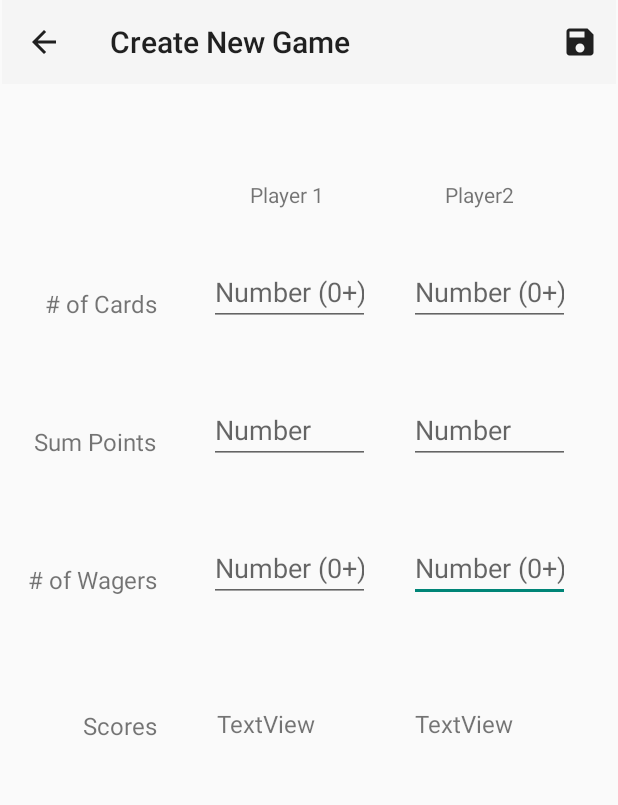
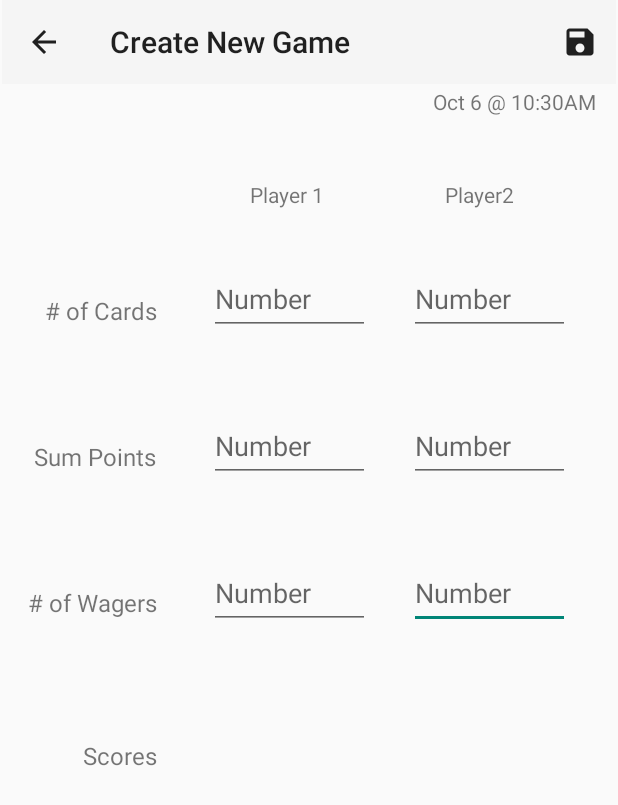
Before and after one commit to harjap60/CustomGameScoreCalculator, an Android app: the screen it shows after launch (CreateGame), after a tap on an icon or button, on a phone screen of 412 x 824 dp. Shown: the top 805 px of the screen. Run offline under Robolectric (Android 15) with nearby library versions, the phone set to English and light mode, and no system bars.

Commit message:
Completed all required features

```diff
--- a/app/src/main/java/ca/cmpt276/androidgamescoreapp/CreateGame.java
+++ b/app/src/main/java/ca/cmpt276/androidgamescoreapp/CreateGame.java
@@ -1,5 +1,6 @@
 package ca.cmpt276.androidgamescoreapp;
 
+import androidx.annotation.NonNull;
 import androidx.appcompat.app.ActionBar;
 import androidx.appcompat.app.AppCompatActivity;
 import androidx.appcompat.widget.Toolbar;
@@ -7,66 +8,218 @@ import androidx.appcompat.widget.Toolbar;
 import android.content.Context;
 import android.content.Intent;
 import android.os.Bundle;
+import android.text.Editable;
+import android.text.TextUtils;
 import android.view.Menu;
+import android.view.MenuItem;
 import android.view.View;
-import android.widget.Button;
 import android.widget.EditText;
+import android.widget.TextView;
+import android.widget.Toast;
+import android.text.TextWatcher;
+
+import java.time.LocalDate;
+import java.time.LocalTime;
+import java.time.LocalDateTime;
+import java.time.format.DateTimeFormatter;
+import java.time.format.TextStyle;
+import java.util.Locale;
 
 public class CreateGame extends AppCompatActivity {
     private GameManager mainManager;
-    int player1Cards, player1Points, player1Wagers, player1Score;
-    int player2Cards, player2Points, player2Wagers, player2Score;
-    EditText player1CardsInput, player1PointsInput, player1WagersInput;
-    EditText player2CardsInput, player2PointsInput, player2WagersInput;
-
-    Button saveButton;
+    int p1Cards, p1Points, p1Wagers, p1Score;
+    int p2Cards, p2Points, p2Wagers, p2Score;
+    EditText p1CardsInput, p1PointsInput, p1WagersInput;
+    EditText p2CardsInput, p2PointsInput, p2WagersInput;
+    TextView player1_score;
+    TextView player2_score;
 
     @Override
     protected void onCreate(Bundle savedInstanceState) {
         super.onCreate(savedInstanceState);
         setContentView(R.layout.activity_create_game);
+        mainManager = GameManager.getInstance();
+
         Toolbar toolbar2 = (Toolbar) findViewById(R.id.toolbar5);
         setSupportActionBar(toolbar2);
         ActionBar ab = getSupportActionBar();
         ab.setDisplayHomeAsUpEnabled(true);
         // Makes the actionbar back button return to the last activity on call stack instead of a new activity
-        toolbar2.setNavigationOnClickListener(new View.OnClickListener() {
-            @Override
-            public void onClick(View v) {
-                finish();
-            }
-        });
+        toolbar2.setNavigationOnClickListener(v -> finish());
 
 
-        mainManager = GameManager.getInstance();
-        player1CardsInput = (EditText) findViewById(R.id.player1_cards);
-        player1PointsInput = (EditText) findViewById(R.id.player1_points);
-        player1WagersInput = (EditText) findViewById(R.id.player1_wagers);
-
-        player2CardsInput = (EditText) findViewById(R.id.player2_cards);
-        player2PointsInput = (EditText) findViewById(R.id.player2_points);
-        player2WagersInput = (EditText) findViewById(R.id.player2_wagers);
-
-        saveButton = (Button) findViewById(R.id.save_game);
-        saveButton.setOnClickListener(new View.OnClickListener() {
-            @Override
-            public void onClick(View view) {
-
-            }
-        });
+        // Sets title if a game is being updated and sets time
+        int index = getIntent().getIntExtra("index", 0);
+        TextView dateTime = (TextView) findViewById(R.id.date_time);
+        String pattern = "hh:mma";
+        if(index >= 0){
+            setTitle("Edit Game");
+            Game c = mainManager.getGame(index);
+            dateTime.setText(c.getDate().getMonth().getDisplayName(TextStyle.SHORT, Locale.US) + " " +
+                    c.getDate().getDayOfMonth() + " @ " + c.getTime().format(DateTimeFormatter.ofPattern(pattern)));
+        }
+        else{
+            LocalTime time = LocalTime.now();
+            LocalDate date = LocalDate.now();
+            dateTime.setText(date.getMonth().getDisplayName(TextStyle.SHORT, Locale.US) + " " +
+                    date.getDayOfMonth() + " @ " + time.format(DateTimeFormatter.ofPattern(pattern)));
+        }
 
 
 
+        p1CardsInput = (EditText) findViewById(R.id.player1_cards);
+        p1PointsInput = (EditText) findViewById(R.id.player1_points);
+        p1WagersInput = (EditText) findViewById(R.id.player1_wagers);
+        player1_score = (TextView) findViewById(R.id.player1_score);
 
+        p2CardsInput = (EditText) findViewById(R.id.player2_cards);
+        p2PointsInput = (EditText) findViewById(R.id.player2_points);
+        p2WagersInput = (EditText) findViewById(R.id.player2_wagers);
+        player2_score = (TextView) findViewById(R.id.player2_score);
+
+        if(index >= 0){
+            Game editGame = mainManager.getGame(index);
+            p1CardsInput.setText("" + editGame.getPlayer_list().getFirst().getCards());
+            p1PointsInput.setText("" + editGame.getPlayer_list().getFirst().getCards_sum());
+            p1WagersInput.setText("" + editGame.getPlayer_list().getFirst().getWager_cards());
+            player1_score.setText("" + editGame.getPlayer_list().getFirst().getPoints());
+
+            p2CardsInput.setText("" + editGame.getPlayer_list().getLast().getCards());
+            p2PointsInput.setText("" + editGame.getPlayer_list().getLast().getCards_sum());
+            p2WagersInput.setText("" + editGame.getPlayer_list().getLast().getWager_cards());
+            player2_score.setText("" + editGame.getPlayer_list().getLast().getPoints());
+        }
+
+        p1CardsInput.addTextChangedListener(new GenericTextWatcher(p1CardsInput));
+        p1PointsInput.addTextChangedListener(new GenericTextWatcher(p1PointsInput));
+        p1WagersInput.addTextChangedListener(new GenericTextWatcher(p1WagersInput));
+
+        p2CardsInput.addTextChangedListener(new GenericTextWatcher(p2CardsInput));
+        p2PointsInput.addTextChangedListener(new GenericTextWatcher(p2PointsInput));
+        p2WagersInput.addTextChangedListener(new GenericTextWatcher(p2WagersInput));
     }
-
     @Override
     public boolean onCreateOptionsMenu(Menu menu) {
         getMenuInflater().inflate(R.menu.menu_create_game, menu);
         return true;
     }
 
-    public static Intent makeIntent(Context context){
-        return new Intent(context, CreateGame.class);
+    @Override
+    public boolean onOptionsItemSelected(@NonNull MenuItem item) {
+        switch(item.getItemId()) {
+            case R.id.save_game: {
+                if (!TextUtils.isEmpty(p1CardsInput.getText().toString().trim())) {
+                    p1Cards = Integer.valueOf(p1CardsInput.getText().toString());
+                } else {
+                    Toast.makeText(this, "Player 1 Cards is invalid.", Toast.LENGTH_SHORT).show();
+                    return true;
+                }
+                if (!TextUtils.isEmpty(p1PointsInput.getText().toString().trim())) {
+                    p1Points = Integer.valueOf(p1PointsInput.getText().toString());
+                } else {
+                    Toast.makeText(this, "Player 1 Points is invalid.", Toast.LENGTH_SHORT).show();
+                    return true;
+                }
+                if(!TextUtils.isEmpty(p1WagersInput.getText().toString().trim())) {
+                    p1Wagers = Integer.valueOf(p1WagersInput.getText().toString());
+                }else{
+                    Toast.makeText(this, "Player 1 Wagers is invalid.", Toast.LENGTH_SHORT).show();
+                    return true;
+                }
+                if (!TextUtils.isEmpty(p2CardsInput.getText().toString().trim())) {
+                    p2Cards = Integer.valueOf(p2CardsInput.getText().toString());
+                } else {
+                    Toast.makeText(this, "Player 2 Cards is invalid.", Toast.LENGTH_SHORT).show();
+                    return true;
+                }
+                if (!TextUtils.isEmpty(p2PointsInput.getText().toString().trim())) {
+                    p2Points = Integer.valueOf(p2PointsInput.getText().toString());
+                } else {
+                    Toast.makeText(this, "Player 2 Points is invalid.", Toast.LENGTH_SHORT).show();
+                    return true;
+                }
+                if(!TextUtils.isEmpty(p2WagersInput.getText().toString().trim())) {
+                    p2Wagers = Integer.valueOf(p2WagersInput.getText().toString());
+                }else{
+                    Toast.makeText(this, "Player 2 Wagers is invalid.", Toast.LENGTH_SHORT).show();
+                    return true;
+                }
+
+                int index = getIntent().getIntExtra("index",0);
+                if(index >= 0){
+                    Game editGame = mainManager.getGame(index);
+                    editGame.removePlayer(0);
+                    editGame.removePlayer(0);
+                    editGame.addPlayer(p1Cards,p1Points,p1Wagers);
+                    editGame.addPlayer(p2Cards, p2Points, p2Wagers);
+                    finish();
+                    return true;
+                }
+                Game newGame = new Game();
+                newGame.addPlayer(p1Cards,p1Points,p1Wagers);
+                newGame.addPlayer(p2Cards, p2Points, p2Wagers);
+                mainManager.addNewGame(newGame);
+                finish();
+                return true;
+            }
+            default:
+                return super.onOptionsItemSelected(item);
+        }
+    }
+
+    public static Intent makeIntent(Context context, int i){
+        Intent intent = new Intent(context, CreateGame.class);
+        intent.putExtra("index",i);
+        return intent;
+    }
+
+    /* +
+    https://stackoverflow.com/questions/5702771/how-to-use-single-textwatcher-for-multiple-edittexts
+     */
+    class GenericTextWatcher implements TextWatcher{
+
+        private View view;
+        private GenericTextWatcher(View view) {
+            this.view = view;
+        }
+
+        public void beforeTextChanged(CharSequence charSequence, int i, int i1, int i2) {}
+        public void onTextChanged(CharSequence charSequence, int i, int i1, int i2) {}
+
+        public void afterTextChanged(Editable editable) {
+            String text = editable.toString();
+            switch(view.getId()){
+                case R.id.player1_cards:
+                case R.id.player1_points:
+                case R.id.player1_wagers:
+                    if (TextUtils.isEmpty(p1PointsInput.getText().toString().trim()) ||
+                            TextUtils.isEmpty(p1WagersInput.getText().toString().trim()) ||
+                            TextUtils.isEmpty(p1CardsInput.getText().toString().trim())){
+                        player1_score.setText("N/A");
+                    } else{
+                        p1Cards = Integer.valueOf(p1CardsInput.getText().toString());
+                        p1Points = Integer.valueOf(p1PointsInput.getText().toString());
+                        p1Wagers = Integer.valueOf(p1WagersInput.getText().toString());
+                        PlayerScore newPlayer = new PlayerScore(p1Cards, p1Points, p1Wagers);
+                        player1_score.setText("" + newPlayer.getPoints());
+                    }
+                    break;
+
+                case R.id.player2_cards:
+                case R.id.player2_points:
+                case R.id.player2_wagers:
+                    if (TextUtils.isEmpty(p2PointsInput.getText().toString().trim()) ||
+                            TextUtils.isEmpty(p2WagersInput.getText().toString().trim()) ||
+                            TextUtils.isEmpty(p2CardsInput.getText().toString().trim())){
+                        player2_score.setText("N/A");
+                    } else{
+                        p2Cards = Integer.valueOf(p2CardsInput.getText().toString());
+                        p2Points = Integer.valueOf(p2PointsInput.getText().toString());
+                        p2Wagers = Integer.valueOf(p2WagersInput.getText().toString());
+                        PlayerScore newPlayer = new PlayerScore(p2Cards, p2Points, p2Wagers);
+                        player2_score.setText("" + newPlayer.getPoints());
+                    }
+            }
+        }
     }
 }
--- a/app/src/main/java/ca/cmpt276/androidgamescoreapp/MainActivity.java
+++ b/app/src/main/java/ca/cmpt276/androidgamescoreapp/MainActivity.java
@@ -7,9 +7,9 @@ import android.content.Intent;
 import android.os.Bundle;
 import android.view.Menu;
 import android.view.View;
+import android.widget.AdapterView;
 import android.widget.ArrayAdapter;
 import android.widget.ListView;
-import android.widget.TextView;
 
 import com.google.android.material.floatingactionbutton.FloatingActionButton;
 
@@ -17,6 +17,7 @@ public class MainActivity extends AppCompatActivity {
     private int count = 0;
     private GameManager mainManager;
     ArrayAdapter<Game> adapter;
+    ListView list;
 
     @Override
     protected void onCreate(Bundle savedInstanceState) {
@@ -25,48 +26,36 @@ public class MainActivity extends AppCompatActivity {
         Toolbar toolbar = findViewById(R.id.toolbar);
         setSupportActionBar(toolbar);
 
-        populateListView();
+        mainManager = GameManager.getInstance();
+        adapter = new ArrayAdapter<Game>(this, R.layout.game_items,R.id.item_textView ,mainManager.getGames());
 
-        // New Game button
+        //Configure the list
+        list = (ListView) findViewById(R.id.gamesListView);
+        list.setAdapter(adapter);
+        list.setOnItemClickListener(new AdapterView.OnItemClickListener() {
+            @Override
+            public void onItemClick(AdapterView<?> adapterView, View view, int i, long l) {
+                Intent intent = CreateGame.makeIntent(MainActivity.this, i);
+                startActivity(intent);
+            }
+        });
+
+        // New Game button(bottom right corner)
         FloatingActionButton newBtn = (FloatingActionButton) findViewById(R.id.floatingActionButton2);
         newBtn.setOnClickListener(new View.OnClickListener() {
             @Override
             public void onClick(View view) {
-                TextView textView = (TextView) findViewById(R.id.textView3);
-                textView.setText("" + count);
-                ++count;
-
-                Intent intent = CreateGame.makeIntent(MainActivity.this);
+                Intent intent = CreateGame.makeIntent(MainActivity.this, -1);
                 startActivity(intent);
             }
         });
-
     }
 
-    private void populateListView() {
-//        if(count > 0){
-//            adapter.notifyDataSetChanged();
-//        }
-//        else{
-            mainManager = GameManager.getInstance();
-            Game newGame = new Game(); newGame.addPlayer(20,30,3); newGame.addPlayer(30,50,2);
-            mainManager.addNewGame(newGame);
-            newGame = new Game(); newGame.addPlayer(10,10,5); newGame.addPlayer(100,20,2);
-            mainManager.addNewGame(newGame);
-            newGame = new Game(); newGame.addPlayer(240,50,1); newGame.addPlayer(130,90,2);
-            mainManager.addNewGame(newGame);
-            newGame = new Game(); newGame.addPlayer(220,60,3); newGame.addPlayer(130,10,4);
-            mainManager.addNewGame(newGame);
-            newGame = new Game(); newGame.addPlayer(210,70,4); newGame.addPlayer(130,50,2);
-            mainManager.addNewGame(newGame);
-
-            //Build Adapter
-            adapter = new ArrayAdapter<Game>(this, R.layout.game_items,R.id.item_textView ,mainManager.getGames());
-
-            //Configure the list
-            ListView list = (ListView) findViewById(R.id.gamesListView);
-            list.setAdapter(adapter);
-        //}
+    @Override
+    public void onResume(){
+        super.onResume();
+        list.invalidate();
+        adapter.notifyDataSetChanged();
 
     }
 
--- a/app/src/main/res/layout/activity_create_game.xml
+++ b/app/src/main/res/layout/activity_create_game.xml
@@ -20,23 +20,26 @@
     <EditText
         android:id="@+id/player2_wagers"
         android:layout_width="107dp"
-        android:layout_height="42dp"
+        android:layout_height="48dp"
         android:layout_marginTop="50dp"
         android:layout_marginEnd="32dp"
+        android:digits="0123456789"
         android:ems="10"
-        android:hint="Number (0+)"
+        android:hint="Number"
         android:inputType="number"
         app:layout_constraintEnd_toEndOf="parent"
-        app:layout_constraintTop_toBottomOf="@+id/player2_points" />
+        app:layout_constraintTop_toBottomOf="@+id/player2_points"
+        tools:ignore="DuplicateSpeakableTextCheck" />
 
     <EditText
         android:id="@+id/player1_wagers"
         android:layout_width="107dp"
-        android:layout_height="42dp"
+        android:layout_height="48dp"
         android:layout_marginTop="50dp"
         android:layout_marginEnd="26dp"
+        android:digits="0123456789"
         android:ems="10"
-        android:hint="Number (0+)"
+        android:hint="@string/number"
         android:inputType="number"
         app:layout_constraintEnd_toStartOf="@+id/player2_wagers"
         app:layout_constraintTop_toBottomOf="@+id/player1_points" />
@@ -44,9 +47,10 @@
     <EditText
         android:id="@+id/player2_points"
         android:layout_width="107dp"
-        android:layout_height="42dp"
+        android:layout_height="48dp"
         android:layout_marginTop="50dp"
         android:layout_marginEnd="32dp"
+        android:digits="0123456789"
         android:ems="10"
         android:hint="Number"
         android:inputType="number"
@@ -56,11 +60,12 @@
     <EditText
         android:id="@+id/player1_points"
         android:layout_width="107dp"
-        android:layout_height="42dp"
+        android:layout_height="48dp"
         android:layout_marginTop="50dp"
         android:layout_marginEnd="26dp"
+        android:digits="0123456789"
         android:ems="10"
-        android:hint="Number"
+        android:hint="@string/number"
         android:inputType="number"
         app:layout_constraintEnd_toStartOf="@+id/player2_points"
         app:layout_constraintTop_toBottomOf="@+id/player1_cards" />
@@ -68,11 +73,11 @@
     <EditText
         android:id="@+id/player2_cards"
         android:layout_width="107dp"
-        android:layout_height="42dp"
+        android:layout_height="48dp"
         android:layout_marginTop="36dp"
         android:layout_marginEnd="32dp"
         android:ems="10"
-        android:hint="Number (0+)"
+        android:hint="@string/number"
         android:inputType="number"
         app:layout_constraintEnd_toEndOf="parent"
         app:layout_constraintTop_toBottomOf="@+id/textView4" />
@@ -103,8 +108,8 @@
         android:id="@+id/text_points"
         android:layout_width="wrap_content"
         android:layout_height="wrap_content"
-        android:layout_marginTop="70dp"
-        android:text="Sum Points"
+        android:layout_marginTop="75dp"
+        android:text="@string/sum_points"
         android:textSize="16sp"
         app:layout_constraintEnd_toStartOf="@+id/player1_points"
         app:layout_constraintHorizontal_bias="0.39"
@@ -115,8 +120,8 @@
         android:id="@+id/text_wagers"
         android:layout_width="wrap_content"
         android:layout_height="wrap_content"
-        android:layout_marginTop="70dp"
-        android:text="# of Wagers"
+        android:layout_marginTop="75dp"
+        android:text="@string/of_wagers"
         android:textSize="16sp"
         app:layout_constraintEnd_toStartOf="@+id/player1_wagers"
         app:layout_constraintHorizontal_bias="0.35"
@@ -128,8 +133,8 @@
         android:layout_width="wrap_content"
         android:layout_height="wrap_content"
         android:layout_marginStart="55dp"
-        android:layout_marginTop="75dp"
-        android:text="Scores"
+        android:layout_marginTop="80dp"
+        android:text="@string/scores"
         android:textSize="16sp"
         app:layout_constraintBottom_toBottomOf="parent"
         app:layout_constraintStart_toStartOf="parent"
@@ -140,7 +145,7 @@
         android:id="@+id/text_cards"
         android:layout_width="wrap_content"
         android:layout_height="wrap_content"
-        android:layout_marginTop="135dp"
+        android:layout_marginTop="140dp"
         android:text="# of Cards"
         android:textSize="16sp"
         app:layout_constraintEnd_toStartOf="@+id/player1_cards"
@@ -151,11 +156,11 @@
     <EditText
         android:id="@+id/player1_cards"
         android:layout_width="107dp"
-        android:layout_height="42dp"
+        android:layout_height="48dp"
         android:layout_marginTop="36dp"
         android:layout_marginEnd="26dp"
         android:ems="10"
-        android:hint="Number (0+)"
+        android:hint="Number"
         android:inputType="number"
         app:layout_constraintEnd_toStartOf="@+id/player2_cards"
         app:layout_constraintTop_toBottomOf="@+id/textView" />
@@ -173,7 +178,6 @@
         android:layout_height="38dp"
         android:layout_marginStart="40dp"
         android:layout_marginTop="70dp"
-        android:text="TextView"
         android:textSize="16sp"
         app:layout_constraintBottom_toBottomOf="parent"
         app:layout_constraintStart_toEndOf="@+id/text_score"
@@ -187,7 +191,6 @@
         android:layout_marginStart="26dp"
         android:layout_marginTop="70dp"
         android:layout_marginEnd="32dp"
-        android:text="TextView"
         android:textSize="16sp"
         app:layout_constraintBottom_toBottomOf="parent"
         app:layout_constraintEnd_toEndOf="parent"
@@ -196,4 +199,13 @@
         app:layout_constraintTop_toBottomOf="@+id/player2_wagers"
         app:layout_constraintVertical_bias="0.0" />
 
+    <TextView
+        android:id="@+id/date_time"
+        android:layout_width="121dp"
+        android:layout_height="25dp"
+        android:layout_marginTop="2dp"
+        android:layout_marginEnd="2dp"
+        app:layout_constraintEnd_toEndOf="parent"
+        app:layout_constraintTop_toBottomOf="@+id/toolbar5" />
+
 </androidx.constraintlayout.widget.ConstraintLayout>
--- a/app/src/main/res/values/strings.xml
+++ b/app/src/main/res/values/strings.xml
@@ -9,4 +9,8 @@
 
     <string name="hello_first_fragment">Hello first fragment</string>
     <string name="hello_second_fragment">Hello second fragment. Arg: %1$s</string>
+    <string name="number">Number</string>
+    <string name="scores">Scores</string>
+    <string name="of_wagers"># of Wagers</string>
+    <string name="sum_points">Sum Points</string>
 </resources>
```
Also changed, not shown: app/src/main/java/ca/cmpt276/androidgamescoreapp/Game.java (+27 -7 lines), app/src/main/java/ca/cmpt276/androidgamescoreapp/PlayerScore.java (+15 -2 lines).
